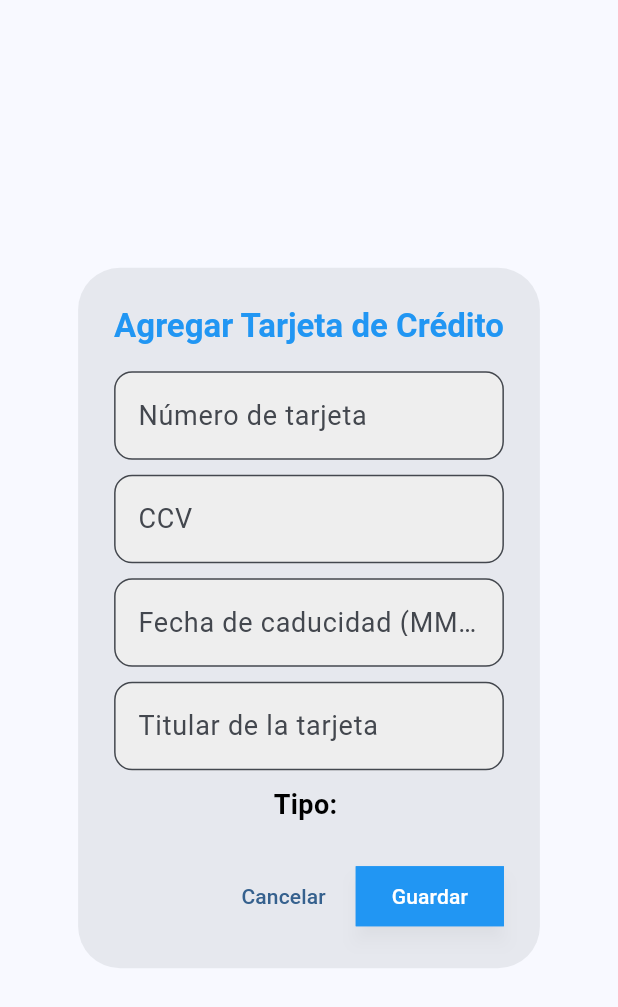
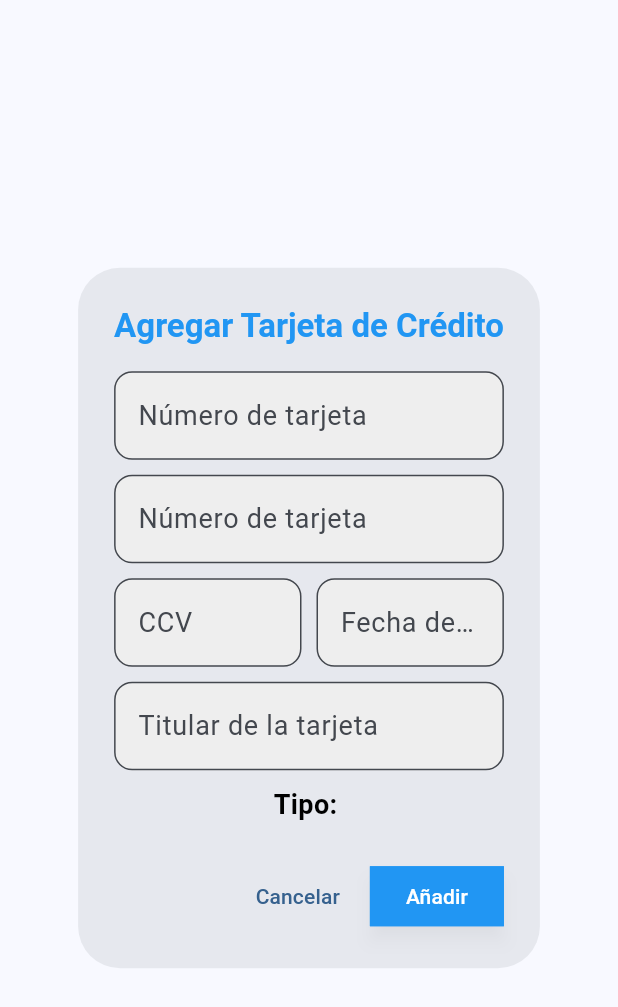
Before and after one commit to Rauliker/proyecto_raul, a Flutter app: the CreditCardDialog widget shown alone on an empty page, opened directly, on a phone screen of 412 x 824 dp. Shown: the top 1007 px of the screen. Run offline on Flutter 3.47's test engine with Material 3 defaults, Android fonts, the phone set to English and light mode, and no system bars; our stand-ins replace country_picker, device_info_plus, equatable, file_picker, firebase_core, firebase_messaging and 6 more; accounts and stored records are empty; generated files the repository leaves out were written again; network calls fail; Roboto replaces fonts that are missing (Arial); statements that could not run were skipped.

Commit message:
Actualizar la obtención de subastas y mejorar el diálogo de tarjeta de crédito con nuevos campos y diseño responsivo

```diff
--- a/lib/presentations/widgets/dialog/credit_card_dialog.dart
+++ b/lib/presentations/widgets/dialog/credit_card_dialog.dart
@@ -8,6 +8,7 @@ class CreditCardDialog extends StatefulWidget {
 }
 
 class CreditCardDialogState extends State<CreditCardDialog> {
+  final TextEditingController _addBalance = TextEditingController();
   final TextEditingController _cardNumberController = TextEditingController();
   final TextEditingController _ccvController = TextEditingController();
   final TextEditingController _expiryDateController = TextEditingController();
@@ -54,9 +55,18 @@ class CreditCardDialogState extends State<CreditCardDialog> {
   Widget build(BuildContext context) {
     return AlertDialog(
       title: const Text('Agregar Tarjeta de Crédito'),
-      content: Column(
+      content: SingleChildScrollView(
+        // Add this to allow scrolling if content overflows
+        child: Column(
           mainAxisSize: MainAxisSize.min,
           children: [
+            TextField(
+              controller: _addBalance,
+              keyboardType: TextInputType.number,
+              decoration: const InputDecoration(labelText: 'Número de tarjeta'),
+              onChanged: _detectCardType,
+            ),
+            const SizedBox(height: 10),
             TextField(
               controller: _cardNumberController,
               keyboardType: TextInputType.number,
@@ -64,17 +74,27 @@ class CreditCardDialogState extends State<CreditCardDialog> {
               onChanged: _detectCardType,
             ),
             const SizedBox(height: 10),
-          TextField(
+            Row(
+              children: [
+                Expanded(
+                  // Ensure text fields inside Row take up space properly
+                  child: TextField(
                     controller: _ccvController,
                     keyboardType: TextInputType.number,
                     decoration: const InputDecoration(labelText: 'CCV'),
                   ),
-          const SizedBox(height: 10),
-          TextField(
+                ),
+                const SizedBox(width: 10),
+                Expanded(
+                  // Ensure text fields inside Row take up space properly
+                  child: TextField(
                     controller: _expiryDateController,
                     keyboardType: TextInputType.datetime,
-            decoration:
-                const InputDecoration(labelText: 'Fecha de caducidad (MM/YY)'),
+                    decoration: const InputDecoration(
+                        labelText: 'Fecha de caducidad (MM/YY)'),
+                  ),
+                ),
+              ],
             ),
             const SizedBox(height: 10),
             TextField(
@@ -96,6 +116,7 @@ class CreditCardDialogState extends State<CreditCardDialog> {
               ),
           ],
         ),
+      ),
       actions: [
         TextButton(
           onPressed: () => Navigator.pop(context),
@@ -107,7 +128,7 @@ class CreditCardDialogState extends State<CreditCardDialog> {
               Navigator.pop(context);
             }
           },
-          child: const Text('Guardar'),
+          child: const Text('Añadir'),
         ),
       ],
     );
```
Also changed, not shown: lib/data/datasources/subastas_datasource.dart (+9 -2 lines). Lines whose indentation alone changed are shown as unchanged.
